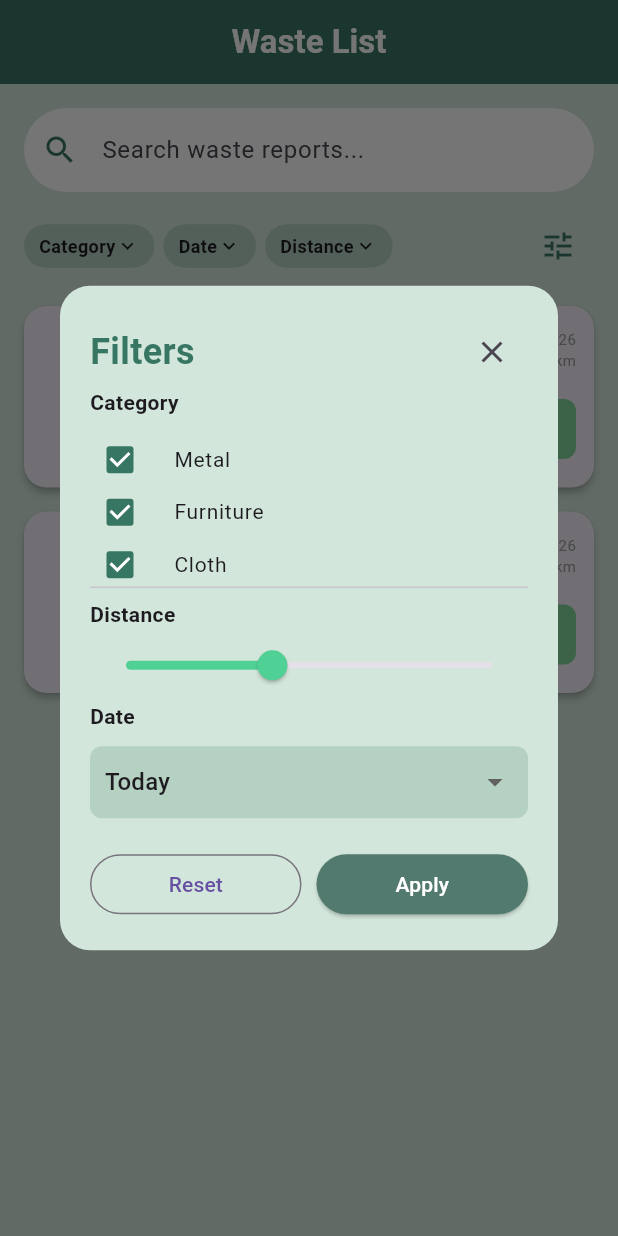
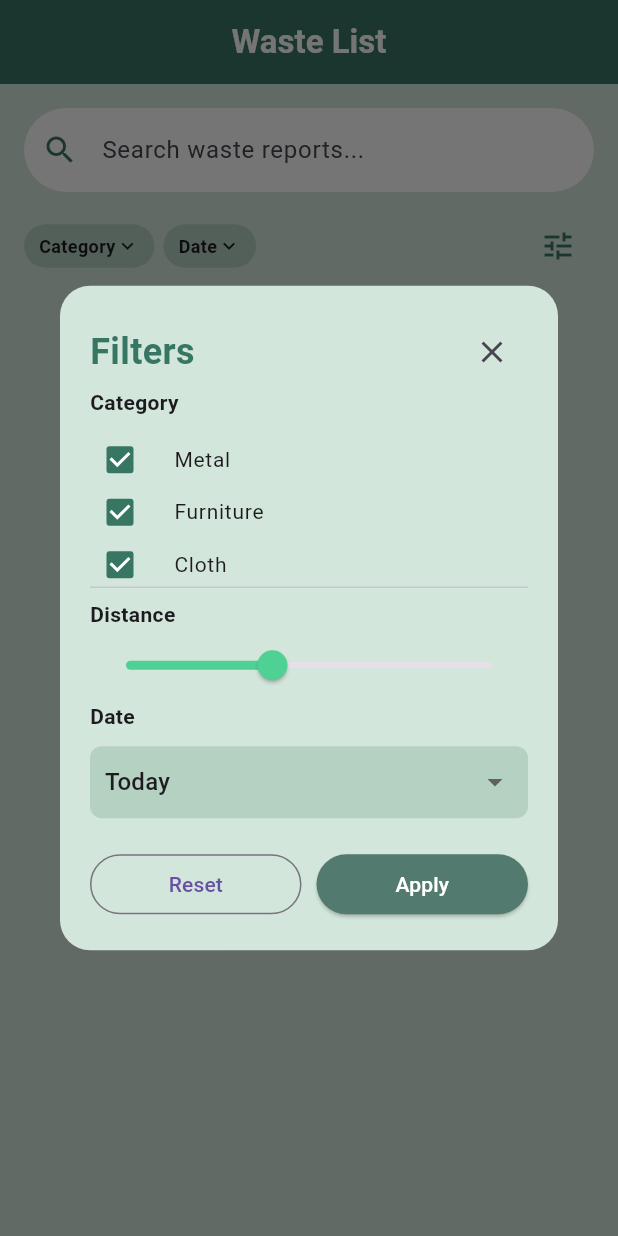
Before and after one commit to rigelyinwun/Waste-Management-Service-App, a Flutter app: the WasteListPage screen opened by its route, after a tap on the "tune" icon, on a phone screen of 412 x 824 dp. Run offline on Flutter 3.47's test engine with Material 3 defaults, Android fonts, the phone set to English and light mode, and no system bars; our stand-ins replace cloud_firestore, firebase_auth, firebase_core, firebase_storage, geocoding, geolocator and 2 more; accounts and stored records are empty.

Commit message:
fix bug #3

```diff
--- a/lib/screens/user/homepage.dart
+++ b/lib/screens/user/homepage.dart
@@ -9,6 +9,7 @@ import '../../services/user_service.dart';
 import '../../models/report_model.dart';
 import '../../models/user_model.dart';
 import 'dart:convert';
+import 'report_result.dart';
 
 class SmartWasteStyles {
   static const Color headerTeal = Color(0xFF387664);
@@ -90,12 +91,7 @@ class _HomePageState extends State<HomePage> {
                         child: Row(
                           mainAxisAlignment: MainAxisAlignment.center,
                           children: reports.map((report) {
-                            return RequestCard(
-                              category: report.aiAnalysis?.category ??
-                                  report.description,
-                              status: report.status.toUpperCase(),
-                              imageUrl: report.imageUrl,
-                            );
+                            return RequestCard(report: report);
                           }).toList(),
                         ),
                       ),
@@ -123,23 +119,31 @@ class _HomePageState extends State<HomePage> {
 }
 
 class RequestCard extends StatelessWidget {
-  final String category;
-  final String status;
-  final String imageUrl;
+  final Report report;
 
   const RequestCard({
     super.key,
-    required this.category,
-    required this.status,
-    required this.imageUrl,
+    required this.report,
   });
 
   @override
   Widget build(BuildContext context) {
     double screenWidth = MediaQuery.of(context).size.width;
     double cardWidth = (screenWidth - 60) / 3;
+    final category = report.aiAnalysis?.category ?? report.description;
+    final status = report.status.toUpperCase();
+    final imageUrl = report.imageUrl;
 
-    return Container(
+    return GestureDetector(
+      onTap: () {
+        Navigator.push(
+          context,
+          MaterialPageRoute(
+            builder: (context) => ReportResultPage(report: report),
+          ),
+        );
+      },
+      child: Container(
         width: cardWidth,
         height: 160,
         margin: const EdgeInsets.symmetric(horizontal: 6),
@@ -193,6 +197,7 @@ class RequestCard extends StatelessWidget {
               ),
             ),
           ],
+        ),
       ),
     );
   }
--- a/lib/screens/user/report_result.dart
+++ b/lib/screens/user/report_result.dart
@@ -1,38 +1,46 @@
 import 'package:flutter/material.dart';
+import '../../models/report_model.dart';
+import 'package:intl/intl.dart';
+import 'dart:convert';
 
 class ReportResultPage extends StatelessWidget {
-  const ReportResultPage({super.key});
+  final Report report;
+  const ReportResultPage({super.key, required this.report});
+
   @override
   Widget build(BuildContext context) {
     return Scaffold(
       backgroundColor: const Color(0xFFD3E6DB),
       appBar: AppBar(
         backgroundColor: const Color(0xFF387664),
-        title: const Text("Report Waste", style: TextStyle(color: Colors.white)),
+        title: const Text("Report Detail", style: TextStyle(color: Colors.white, fontWeight: FontWeight.bold)),
         leading: IconButton(icon: const Icon(Icons.arrow_back, color: Colors.white), onPressed: () => Navigator.pop(context)),
       ),
       body: SingleChildScrollView(
         padding: const EdgeInsets.all(20),
         child: Column(
           children: [
-            const Row(
+            Row(
               children: [
-                Icon(Icons.check, size: 24),
-                SizedBox(width: 10),
-                Text("Your report is submitted!", style: TextStyle(fontSize: 18, fontWeight: FontWeight.bold)),
+                Icon(report.status == 'pending' ? Icons.timer_outlined : Icons.check_circle_outline, size: 24, color: const Color(0xFF387664)),
+                const SizedBox(width: 10),
+                Text(
+                  report.status == 'pending' ? "Report is pending" : "Report is ${report.status}",
+                  style: const TextStyle(fontSize: 18, fontWeight: FontWeight.bold),
+                ),
               ],
             ),
             const SizedBox(height: 15),
             _buildImageHeader(),
             const SizedBox(height: 20),
-            _infoRow(context, "Category", "Metal", true, () => _showCategorySheet(context)),
-            _infoRow(context, "Date", "Feb 10, 2026", true, () => _showTimelineSheet(context)),
-            _infoRow(context, "Location", "Jalan Sri Emas, Cyberjaya", true, () => _showLocationSheet(context)),
-            _infoRow(context, "Weight", "Approx. 60 kg", false, null),
-            _infoRow(context, "Est. Cost", "RM150 - RM300", false, null),
-            _infoRow(context, "Expected Company", "Green Earth", true, null),
+            _infoRow(context, "Category", report.aiAnalysis?.category ?? "Unknown", true, () => _showCategorySheet(context)),
+            _infoRow(context, "Date", DateFormat('MMM dd, yyyy').format(report.createdAt.toDate()), false, null),
+            _infoRow(context, "Location", report.description.isNotEmpty ? report.description : "View on map", true, () => _showLocationSheet(context)),
+            _infoRow(context, "Weight", report.aiAnalysis?.estimatedWeight ?? "Unknown", false, null),
+            _infoRow(context, "Est. Value", report.aiAnalysis?.marketValue ?? "N/A", false, null),
+            _infoRow(context, "Company", report.matchedCompanyId ?? "Not assigned", true, null),
             const SizedBox(height: 20),
-            _buildAIResultDetails(),
+            if (report.aiAnalysis != null) _buildAIResultDetails(),
           ],
         ),
       ),
@@ -44,14 +52,16 @@ class ReportResultPage extends StatelessWidget {
       children: [
         ClipRRect(
           borderRadius: BorderRadius.circular(15),
-          child: Image.network('https://images.unsplash.com/photo-1532996122724-e3c354a0b15b?w=500', height: 180, width: double.infinity, fit: BoxFit.cover),
+          child: report.imageUrl.startsWith('http')
+              ? Image.network(report.imageUrl, height: 200, width: double.infinity, fit: BoxFit.cover, errorBuilder: (c, e, s) => const Icon(Icons.broken_image, size: 100))
+              : Image.memory(base64Decode(report.imageUrl), height: 200, width: double.infinity, fit: BoxFit.cover, errorBuilder: (c, e, s) => const Icon(Icons.broken_image, size: 100)),
         ),
         Positioned(
           top: 10, right: 10,
           child: Container(
             padding: const EdgeInsets.symmetric(horizontal: 12, vertical: 4),
-            decoration: BoxDecoration(color: const Color(0xFF387664), borderRadius: BorderRadius.circular(20)),
-            child: const Text("Public", style: TextStyle(color: Colors.white, fontSize: 12, fontWeight: FontWeight.bold)),
+            decoration: BoxDecoration(color: report.isPublic ? const Color(0xFF387664) : Colors.grey, borderRadius: BorderRadius.circular(20)),
+            child: Text(report.isPublic ? "Public" : "Private", style: const TextStyle(color: Colors.white, fontSize: 12, fontWeight: FontWeight.bold)),
           ),
         )
       ],
@@ -77,19 +87,20 @@ class ReportResultPage extends StatelessWidget {
     return Container(
       padding: const EdgeInsets.all(15),
       decoration: BoxDecoration(color: const Color(0xFFB5D1C1), borderRadius: BorderRadius.circular(15)),
-      child: const Column(
+      child: Column(
         children: [
-          Row(children: [Icon(Icons.smart_toy_outlined, size: 20), SizedBox(width: 10), Text("Result Details", style: TextStyle(fontWeight: FontWeight.bold))]),
-          SizedBox(height: 10),
-          _ResultItem(label: "Detected Waste Type", val: "Construction Debris"),
-          _ResultItem(label: "Suggested Category", val: "Metal"),
-          _ResultItem(label: "Confidence Level", val: "92%"),
+          const Row(children: [Icon(Icons.smart_toy_outlined, size: 20), SizedBox(width: 10), Text("AI Analysis Details", style: TextStyle(fontWeight: FontWeight.bold))]),
+          const SizedBox(height: 10),
+          _ResultItem(label: "Detected Waste Type", val: report.aiAnalysis?.wasteType ?? "N/A"),
+          _ResultItem(label: "Confidence Level", val: report.aiAnalysis?.confidenceScore != null ? "${(report.aiAnalysis!.confidenceScore * 100).toStringAsFixed(1)}%" : "N/A"),
+          _ResultItem(label: "Recyclable", val: report.aiAnalysis?.isRecyclable == true ? "Yes" : "No"),
         ],
       ),
     );
   }
 
   void _showCategorySheet(BuildContext context) {
+    if (report.aiAnalysis == null) return;
     showModalBottomSheet(
       context: context,
       backgroundColor: const Color(0xFF2E5E4E),
@@ -98,20 +109,20 @@ class ReportResultPage extends StatelessWidget {
         padding: const EdgeInsets.all(25.0),
         child: Column(
           mainAxisSize: MainAxisSize.min,
+          crossAxisAlignment: CrossAxisAlignment.start,
           children: [
             const Text("Category Details", style: TextStyle(color: Colors.orange, fontSize: 22, fontWeight: FontWeight.bold)),
             const SizedBox(height: 20),
-            _sheetItem("Primary Category", "Metal"),
-            _sheetItem("Sub-category", "• Concrete, • Bricks, • Mixed Debris"),
-            _sheetItem("Hazard Level", "Low Risk"),
-            const Icon(Icons.keyboard_arrow_down, color: Colors.orange),
+            _sheetItem("Category", report.aiAnalysis!.category),
+            _sheetItem("Waste Type", report.aiAnalysis!.wasteType),
+            _sheetItem("Confidence", "${(report.aiAnalysis!.confidenceScore * 100).toStringAsFixed(1)}%"),
+            const Center(child: Icon(Icons.keyboard_arrow_down, color: Colors.orange)),
           ],
         ),
       ),
     );
   }
 
-  void _showTimelineSheet(BuildContext context) {}
   void _showLocationSheet(BuildContext context) {}
 
   Widget _sheetItem(String label, String value) {
@@ -133,8 +144,11 @@ class _ResultItem extends StatelessWidget {
   final String label, val;
   const _ResultItem({required this.label, required this.val});
   @override
-  Widget build(BuildContext context) => Row(
-    mainAxisAlignment: MainAxisAlignment.spaceBetween,
-    children: [Text(label, style: const TextStyle(fontSize: 12)), Text(val, style: const TextStyle(fontWeight: FontWeight.bold, fontSize: 12))],
+  Widget build(BuildContext context) => Padding(
+    padding: const EdgeInsets.symmetric(vertical: 4),
+    child: Row(
+      mainAxisAlignment: MainAxisAlignment.spaceBetween,
+      children: [Text(label, style: const TextStyle(fontSize: 12)), Text(val, style: const TextStyle(fontWeight: FontWeight.bold, fontSize: 12))],
+    ),
   );
 }
--- a/lib/screens/user/wastelist.dart
+++ b/lib/screens/user/wastelist.dart
@@ -1,4 +1,9 @@
 import 'package:flutter/material.dart';
+import '../../services/report_service.dart';
+import '../../models/report_model.dart';
+import 'report_result.dart';
+import 'package:intl/intl.dart';
+import 'dart:convert';
 
 class WasteListPage extends StatefulWidget {
   const WasteListPage({super.key});
@@ -7,7 +12,8 @@ class WasteListPage extends StatefulWidget {
 }
 
 class _WasteListPageState extends State<WasteListPage> {
-  bool _isEmpty = false;
+  final ReportService _reportService = ReportService();
+
   PreferredSizeWidget _buildAppBar(String title) => AppBar(
     backgroundColor: const Color(0xFF387664),
     elevation: 0,
@@ -18,6 +24,7 @@ class _WasteListPageState extends State<WasteListPage> {
       style: const TextStyle(color: Colors.white, fontWeight: FontWeight.bold),
     ),
   );
+
   @override
   Widget build(BuildContext context) {
     return Scaffold(
@@ -27,7 +34,19 @@ class _WasteListPageState extends State<WasteListPage> {
         children: [
           _buildTopSearchSection(),
           Expanded(
-            child: _isEmpty ? _buildEmptyState() : _buildWasteListView(),
+            child: StreamBuilder<List<Report>>(
+              stream: _reportService.getPublicReports(),
+              builder: (context, snapshot) {
+                if (snapshot.connectionState == ConnectionState.waiting) {
+                  return const Center(child: CircularProgressIndicator(color: Color(0xFF387664)));
+                }
+                if (!snapshot.hasData || snapshot.data!.isEmpty) {
+                  return _buildEmptyState();
+                }
+                final reports = snapshot.data!;
+                return _buildWasteListView(reports);
+              },
+            ),
           ),
         ],
       ),
@@ -56,7 +75,6 @@ class _WasteListPageState extends State<WasteListPage> {
             children: [
               _filterHeaderChip("Category"),
               _filterHeaderChip("Date"),
-              _filterHeaderChip("Distance"),
               const Spacer(),
               IconButton(
                 icon: const Icon(Icons.tune, color: Color(0xFF387664)),
@@ -91,7 +109,7 @@ class _WasteListPageState extends State<WasteListPage> {
       child: Column(
         mainAxisAlignment: MainAxisAlignment.center,
         children: [
-          Image.network('https://cdn-icons-png.flaticon.com/512/7486/7486744.png', height: 180),
+          const Icon(Icons.delete_outline, size: 100, color: Color(0xFF387664)),
           const SizedBox(height: 20),
           const Text("No Waste Reports Found.",
               style: TextStyle(fontSize: 22, fontWeight: FontWeight.bold, color: Color(0xFF387664))),
@@ -101,7 +119,7 @@ class _WasteListPageState extends State<WasteListPage> {
           ),
           const SizedBox(height: 20),
           ElevatedButton.icon(
-            onPressed: () {},
+            onPressed: () => Navigator.pushNamed(context, '/reportwaste'),
             icon: const Icon(Icons.add),
             label: const Text("Report Waste"),
             style: ElevatedButton.styleFrom(
@@ -115,16 +133,25 @@ class _WasteListPageState extends State<WasteListPage> {
     );
   }
 
-  Widget _buildWasteListView() {
+  Widget _buildWasteListView(List<Report> reports) {
     return ListView.builder(
       padding: const EdgeInsets.symmetric(horizontal: 16),
-      itemCount: 2,
-      itemBuilder: (context, index) => _buildWasteCard(),
+      itemCount: reports.length,
+      itemBuilder: (context, index) => _buildWasteCard(reports[index]),
     );
   }
 
-  Widget _buildWasteCard() {
-    return Card(
+  Widget _buildWasteCard(Report report) {
+    return GestureDetector(
+      onTap: () {
+        Navigator.push(
+          context,
+          MaterialPageRoute(
+            builder: (context) => ReportResultPage(report: report),
+          ),
+        );
+      },
+      child: Card(
         margin: const EdgeInsets.only(bottom: 16),
         elevation: 2,
         shape: RoundedRectangleBorder(borderRadius: BorderRadius.circular(15)),
@@ -134,28 +161,29 @@ class _WasteListPageState extends State<WasteListPage> {
             children: [
               ClipRRect(
                 borderRadius: BorderRadius.circular(10),
-              child: Image.network('https://images.unsplash.com/photo-1532996122724-e3c354a0b15b?w=200', width: 85, height: 85, fit: BoxFit.cover),
+                child: report.imageUrl.startsWith('http')
+                    ? Image.network(report.imageUrl, width: 85, height: 85, fit: BoxFit.cover, errorBuilder: (c, e, s) => const Icon(Icons.broken_image))
+                    : Image.memory(base64Decode(report.imageUrl), width: 85, height: 85, fit: BoxFit.cover, errorBuilder: (c, e, s) => const Icon(Icons.broken_image)),
               ),
               const SizedBox(width: 12),
               Expanded(
                 child: Column(
                   crossAxisAlignment: CrossAxisAlignment.start,
                   children: [
-                  const Text("Metal", style: TextStyle(fontWeight: FontWeight.bold, fontSize: 18)),
-                  const Text("Taman Sri Emas, Cyberjaya", style: TextStyle(fontSize: 12, color: Colors.grey)),
-                  const Text("Approx. 60 kg", style: TextStyle(fontSize: 12)),
-                  const Text("RM 150 - RM 300", style: TextStyle(fontWeight: FontWeight.bold, color: Color(0xFF387664))),
+                    Text(report.aiAnalysis?.category ?? "Unknown", style: const TextStyle(fontWeight: FontWeight.bold, fontSize: 18)),
+                    Text(report.description, maxLines: 1, overflow: TextOverflow.ellipsis, style: const TextStyle(fontSize: 12, color: Colors.grey)),
+                    Text("Weight: ${report.aiAnalysis?.estimatedWeight ?? 'N/A'}", style: const TextStyle(fontSize: 12)),
+                    Text(report.aiAnalysis?.marketValue ?? "", style: const TextStyle(fontWeight: FontWeight.bold, color: Color(0xFF387664))),
                   ],
                 ),
               ),
               Column(
                 crossAxisAlignment: CrossAxisAlignment.end,
                 children: [
-                const Text("Feb 10, 2026", style: TextStyle(fontSize: 10, color: Colors.grey)),
-                const Row(children: [Icon(Icons.location_on, size: 12, color: Colors.grey), Text("1.2km", style: TextStyle(fontSize: 10, color: Colors.grey))]),
+                  Text(DateFormat('MMM dd').format(report.createdAt.toDate()), style: const TextStyle(fontSize: 10, color: Colors.grey)),
                   const SizedBox(height: 15),
                   ElevatedButton(
-                  onPressed: () => _showSendRequestModal(context),
+                    onPressed: () => _showSendRequestModal(context, report),
                     style: ElevatedButton.styleFrom(
                         backgroundColor: const Color(0xFF82D69A),
                         elevation: 0,
@@ -168,6 +196,7 @@ class _WasteListPageState extends State<WasteListPage> {
             ],
           ),
         ),
+      ),
     );
   }
 
@@ -175,7 +204,7 @@ class _WasteListPageState extends State<WasteListPage> {
     showDialog(context: context, builder: (context) => const FilterDialog());
   }
 
-  void _showSendRequestModal(BuildContext context) {
+  void _showSendRequestModal(BuildContext context, Report report) {
     showModalBottomSheet(
       context: context,
       isScrollControlled: true,
@@ -186,12 +215,12 @@ class _WasteListPageState extends State<WasteListPage> {
         child: Column(
           mainAxisSize: MainAxisSize.min,
           children: [
-            const Text("Send Request", style: TextStyle(fontSize: 20, fontWeight: FontWeight.bold, color: Color(0xFF387664))),
+            Text("Request to collect ${report.aiAnalysis?.category ?? 'Waste'}", style: const TextStyle(fontSize: 18, fontWeight: FontWeight.bold, color: Color(0xFF387664))),
             const SizedBox(height: 15),
             TextField(
               maxLines: 4,
               decoration: InputDecoration(
-                hintText: "Type your message here...",
+                hintText: "Type your message to the reporter...",
                 filled: true,
                 fillColor: Colors.white,
                 border: OutlineInputBorder(borderRadius: BorderRadius.circular(10), borderSide: BorderSide.none),
```
Also changed, not shown: lib/screens/user/base.dart (+4 -3 lines), lib/screens/user/historyreport.dart (+8 -8 lines), lib/screens/user/mappage.dart (added, +218 -0 lines). Lines whose indentation alone changed are shown as unchanged.
